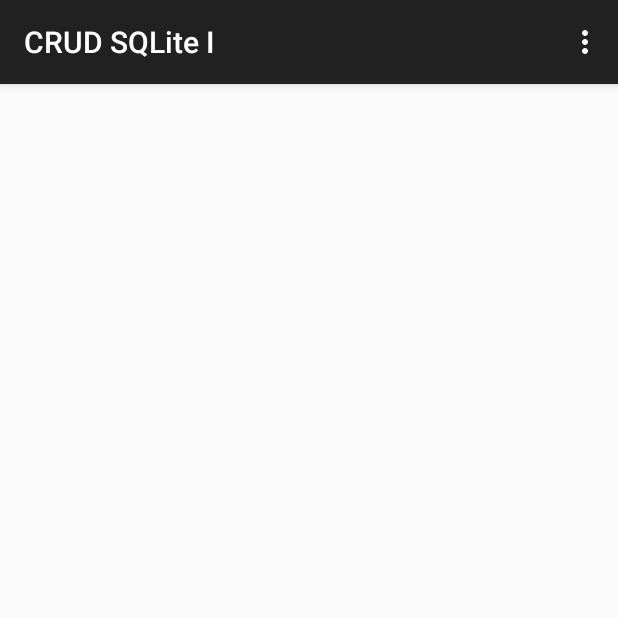
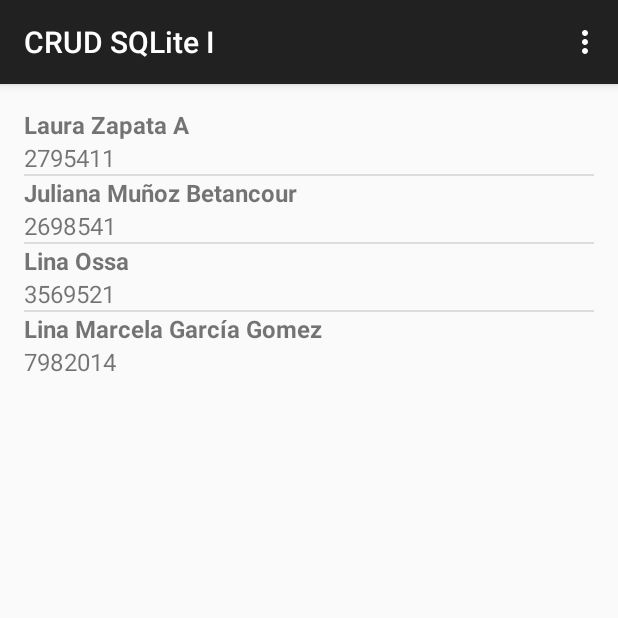
Before and after one commit to jcarlosj/SENA-Android-02-Ejemplo-CRUD-SQLite-Buscador-ListView, an Android app: the screen it shows after launch (MainActivity), on a phone screen of 412 x 824 dp, the top half of it. Run offline under Robolectric (Android 15) with nearby library versions, the phone set to English and light mode, and no system bars.

Commit message:
Agregamos un "ListView" a la vista principal.  - Modificamos el archivo "DataBaseManager.java" y agregamos el método "listaContactos()" y lo retornamos como un cursor.  - Modificamos el archivo "activity_main.xml" le agregamos un componente de tipo "ListView"  - Modificamos el archivo "MainActivity.java" y agregamos un "Layout" simple de dos líneas, creamos un adaptador y desplegamos los datos en el "ListView"

```diff
--- a/app/src/main/java/co/jce/sena/sqlite/DataBaseManager.java
+++ b/app/src/main/java/co/jce/sena/sqlite/DataBaseManager.java
@@ -2,6 +2,7 @@ package co.jce.sena.sqlite;
 
 import android.content.ContentValues;
 import android.content.Context;
+import android.database.Cursor;
 import android.database.sqlite.SQLiteDatabase;
 
 import java.net.ContentHandler;
@@ -19,6 +20,9 @@ public class DataBaseManager {
     public static final String CN_NAME = "nombre";     //: Nombre del contácto.
     public static final String CN_PHONE = "telefono";  //: Tel[efono del contácto.
 
+    //
+    private String columnas[];
+
     // Sentencia SQL para la creación de la tabla
     public static final String CREATE_TABLE = "create table " + TABLE_NAME + " ("
             + CN_ID + " integer primary key autoincrement, "
@@ -34,6 +38,9 @@ public class DataBaseManager {
     //-> Constructor
     public DataBaseManager( Context context ) {
 
+        //-> Inicializamos el "Array" columnas.
+        columnas = new String [] { CN_ID, CN_NAME, CN_PHONE };
+
         //-> Instanciamos la clase "DataBaseHelper"
         helper = new DataBaseHelper( context );
         db = helper .getWritableDatabase();     //: Esta línea permite la creación de la BD. el método ".getWritableDatabase()" es un método de
@@ -45,7 +52,7 @@ public class DataBaseManager {
     private ContentValues contenedor_valores( String nombre, String telefono ) {
         valores = new ContentValues();
         valores .put( CN_NAME, nombre );
-        valores .put( CN_PHONE, telefono );
+        valores .put(CN_PHONE, telefono);
 
         return valores;
     }
@@ -63,7 +70,7 @@ public class DataBaseManager {
 
     //-> Esta forma de insertar datos es la manera tradicional usando directamente una sentencia SQL.
     public void insertar_Tradicional( String nombre, String telefono ) {
-        db .execSQL("insert into " + TABLE_NAME + " values ( null, '+ nombre +', '+ telefono +' )");
+        db .execSQL("insert into " + TABLE_NAME + " values ( null, '" + nombre + "', '" + telefono + "' )");
     }
 
     public void eliminar( String nombre ) {
@@ -74,13 +81,18 @@ public class DataBaseManager {
         db .delete(TABLE_NAME, CN_NAME + "=?", new String[]{nombre});
     }
 
-    public void eliminar_multiple( String nombre1, String nombre2 ) {
-        db .delete( TABLE_NAME, CN_NAME + " IN ( ?, ? )", new String[] { nombre1, nombre2 } );
+    public void eliminarMultiple( String nombre1, String nombre2 ) {
+        db .delete(TABLE_NAME, CN_NAME + " IN ( ?, ? )", new String[]{nombre1, nombre2});
     }
 
     public void editarTelefono( String nombre, String nuevoTelefono ) {
-        //-> db .update( TABLE, ContentValues, WHERE,  Array ARGUMENTS );
+        //-> db .update( TABLE, ContentValues, Clausula WHERE,  Array ARGUMENTS Where );
         db .update( TABLE_NAME, contenedor_valores( nombre, nuevoTelefono), CN_NAME + "=?", new String[] { nombre } );
     }
 
+    //-> Cargamos la lista de contactos en un cursor
+    public Cursor listaContactos() {
+        //-> db. query( String table, String [] columns, String selection, String [] selectionArgs, String groupBy, String having, String orderBy );
+        return db .query( TABLE_NAME, columnas, null, null, null, null, null );
+    }
 }
--- a/app/src/main/java/co/jce/sena/sqlite/MainActivity.java
+++ b/app/src/main/java/co/jce/sena/sqlite/MainActivity.java
@@ -1,21 +1,64 @@
 package co.jce.sena.sqlite;
 
+import android.database.Cursor;
 import android.support.v7.app.AppCompatActivity;
 import android.os.Bundle;
 import android.view.Menu;
 import android.view.MenuItem;
+import android.widget.ListView;
+import android.widget.SimpleCursorAdapter;
 
 public class MainActivity extends AppCompatActivity {
+
+    //-> Atributos (Componentes)
+    private ListView lvContactos;
+
+    //-> Atributos (Especiales)
+    private DataBaseManager manager;
+    private Cursor cContactos;
+    private SimpleCursorAdapter adaptador;
 
     @Override
     protected void onCreate(Bundle savedInstanceState) {
         super.onCreate(savedInstanceState);
         setContentView(R.layout.activity_main);
 
-        //-> Para poder acceder a la clase que construye la BD, instanciamos.
-        DataBaseManager manager = new DataBaseManager( this );
+        //-> Accedemos a los componentes del "Activity"
+        lvContactos = ( ListView ) findViewById( R .id .lvContactos );
+
+        //-> Accedemos a la clase que construye la BD.
+        //   (Instanciamos)
+        manager = new DataBaseManager( this );
+
+        //-> Cargamos la lista de contactos en el cursor
+        cContactos = manager .listaContactos();
+
+        //-> Insertando valores en la BD.
         manager .insertar_Android( "Laura Zapata A", "2795411" );
-        manager .insertar_Tradicional( "Juliana Muñoz Betancour", "2698541" );
+        manager .insertar_Tradicional("Juliana Muñoz Betancour", "2698541");
+        manager .insertar_Android("Lina Ossa", "3569521");
+        manager .insertar_Android( "Lina Marcela García Gomez", "7982014" );
+
+        //-> Creamos un "Array" con los valores de los campos traidos de la BD
+        String from[] = new String[] {
+                manager .CN_NAME,       //: Columna Nombre en la BD.
+                manager .CN_PHONE       //: Columna Teléfono en la BD.
+        };
+
+        //-> Creamos un "Array" con los campos por defecto del "Layout" elegido (two_line_list_item)
+        //   para desplegar los datos en el "ListView"
+        int to[] = new int[] {
+            android .R .id .text1,      //: Nombre del "TextView" del Layout "two_line_list_item".
+            android .R .id .text2       //: Nombre del "TextView" del Layout "two_line_list_item".
+        };
+
+        //-> Instanciamos el Adaptador y le asociamos> el Contexto, el Layout, el Cursor (con la lista de contactos)
+        //   el "Array" con los valores de la BD que nos interesan y el "Array" de los campos por defecto donde del
+        //   "Layout" donde se van a mostrar.
+        adaptador = new SimpleCursorAdapter( this, android .R .layout . two_line_list_item, cContactos, from, to, 0 );
+
+        //-> Se asocia el adaptador al componente "ListView" donde se van a desplegar los datos en la Vista.
+        lvContactos .setAdapter( adaptador );
 
     }
 
--- a/app/src/main/res/layout/activity_main.xml
+++ b/app/src/main/res/layout/activity_main.xml
@@ -1,8 +1,14 @@
-<RelativeLayout xmlns:android="http://schemas.android.com/apk/res/android"
+<LinearLayout xmlns:android="http://schemas.android.com/apk/res/android"
     xmlns:tools="http://schemas.android.com/tools" android:layout_width="match_parent"
     android:layout_height="match_parent" android:paddingLeft="@dimen/activity_horizontal_margin"
     android:paddingRight="@dimen/activity_horizontal_margin"
     android:paddingTop="@dimen/activity_vertical_margin"
-    android:paddingBottom="@dimen/activity_vertical_margin" tools:context=".MainActivity">
+    android:paddingBottom="@dimen/activity_vertical_margin" tools:context=".MainActivity"
+    android:orientation="vertical">
 
-</RelativeLayout>
+    <ListView
+        android:layout_width="match_parent"
+        android:layout_height="wrap_content"
+        android:id="@+id/lvContactos"
+        android:layout_gravity="center_horizontal" />
+</LinearLayout>
```
